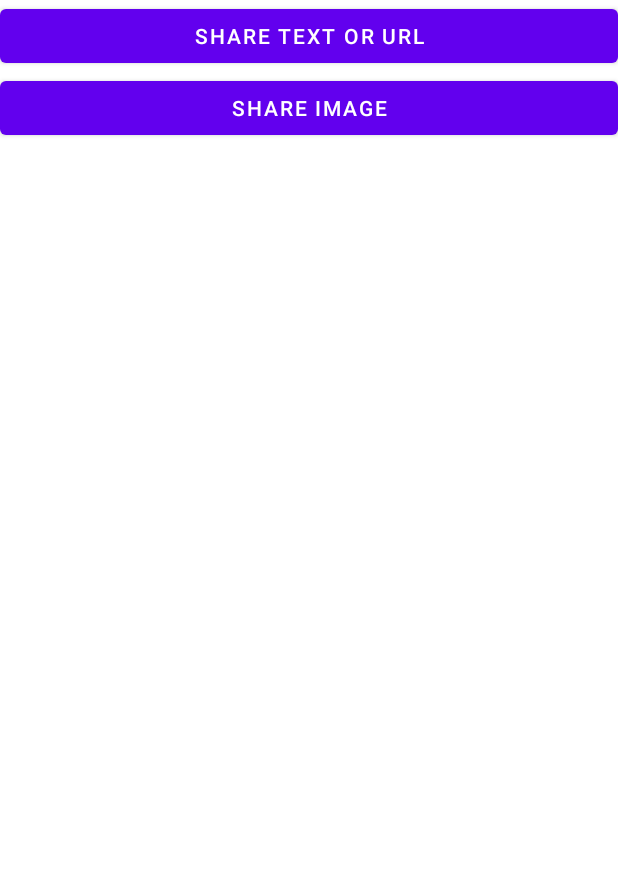
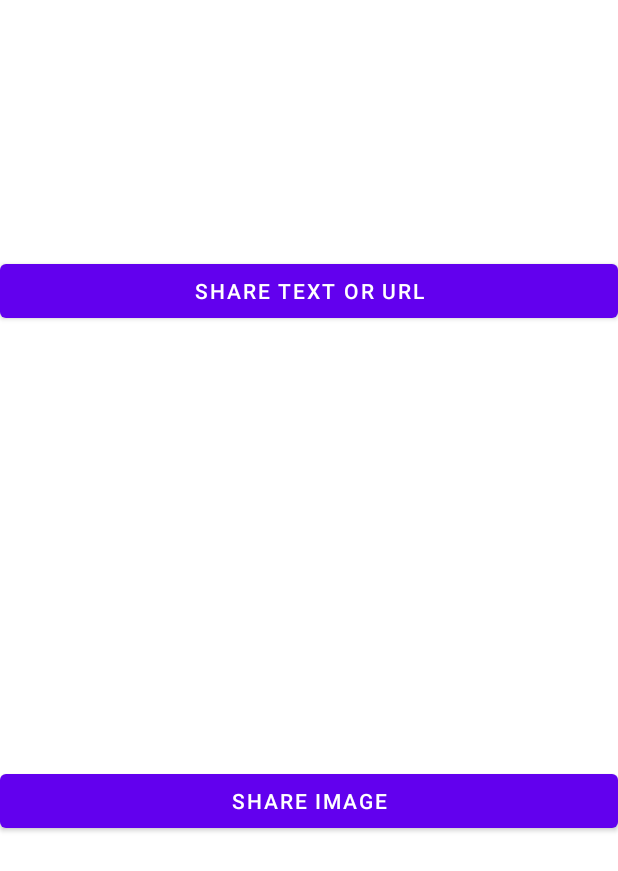
Before and after one commit to Sahitya02/OOP-Aegis, an Android app: the layout activity_share.xml on its own in the app's theme, with its tools: preview values and no code run, on a phone screen of 412 x 824 dp. Shown: the top 871 px of the screen. Run offline under Robolectric (Android 15) with nearby library versions, the phone set to English and light mode, and no system bars.

```diff
--- a/Aegis-master/app/src/main/res/layout/activity_share.xml
+++ b/Aegis-master/app/src/main/res/layout/activity_share.xml
@@ -2,12 +2,15 @@
 <RelativeLayout xmlns:android="http://schemas.android.com/apk/res/android"
     android:layout_width="match_parent"
     android:layout_height="match_parent">
+
     <Button
         android:id="@+id/buttonShareTextUrl"
         android:layout_width="match_parent"
         android:layout_height="wrap_content"
         android:layout_alignParentLeft="true"
         android:layout_alignParentTop="true"
+        android:layout_marginLeft="0dp"
+        android:layout_marginTop="170dp"
         android:text="Share Text or URL" />
 
     <Button
@@ -15,6 +18,9 @@
         android:layout_width="match_parent"
         android:layout_height="wrap_content"
         android:layout_alignParentLeft="true"
-        android:layout_below="@+id/buttonShareTextUrl"
+        android:layout_alignParentTop="true"
+        android:layout_marginStart="0dp"
+        android:layout_marginLeft="0dp"
+        android:layout_marginTop="510dp"
         android:text="Share Image" />
 </RelativeLayout>
```
Also changed, not shown: Aegis-master/app/src/main/AndroidManifest.xml (+4 -3 lines), Aegis-master/app/src/main/java/com/example/aegis/Share.java (+9 -19 lines).
